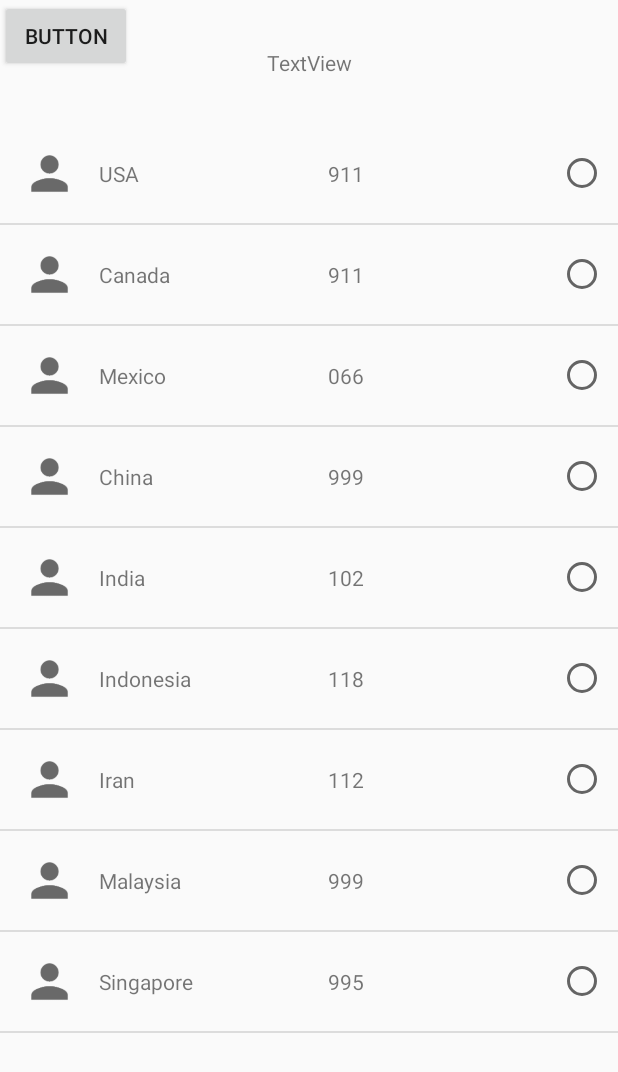
After one commit to bryantanuwidjaja/HereHeroEmergency, an Android app: the ListNumberActivity screen opened directly, with no data from a screen before it, on a phone screen of 412 x 824 dp. The commit adds this screen. Shown: the top 1072 px of the screen. Run offline under Robolectric (Android 15) with nearby library versions, the phone set to English and light mode, and no system bars.

Commit message:
Add List Numbers

```diff
--- a/app/src/main/AndroidManifest.xml
+++ b/app/src/main/AndroidManifest.xml
@@ -21,7 +21,8 @@
         <activity android:name=".RequestActivity" />
         <activity android:name=".InformationActivity" />
         <activity android:name=".AccountActivity" />
-        <activity android:name=".ReportActivity"></activity>
+        <activity android:name=".ReportActivity" />
+        <activity android:name=".ListNumberActivity"></activity>
     </application>
 
 </manifest>
--- a/app/src/main/java/com/example/bryan/hereheroemergency/AccountActivity.java
+++ b/app/src/main/java/com/example/bryan/hereheroemergency/AccountActivity.java
@@ -101,6 +101,7 @@ public class AccountActivity extends AppCompatActivity implements AdapterView.On
                 phoneSP = Integer.parseInt(editText_phone.getText().toString());
 
 
+
                 SharedPreferences prefs = getSharedPreferences("mydata",MODE_PRIVATE);
                 SharedPreferences.Editor editor = prefs.edit();
 
--- /dev/null
+++ b/app/src/main/java/com/example/bryan/hereheroemergency/ListNumber.java
@@ -0,0 +1,42 @@
+package com.example.bryan.hereheroemergency;
+
+public class ListNumber {
+    private String country;
+    private String number;
+    private int drawable;
+
+    public ListNumber(){
+
+    }
+
+    public ListNumber (String country,String number, int drawable)
+    {
+        this.country = country;
+        this.number = number;
+        this.drawable = drawable;
+    }
+
+    public String getCountry() {
+        return country;
+    }
+
+    public void setCountry(String country) {
+        this.country = country;
+    }
+
+    public String getNumber() {
+        return number;
+    }
+
+    public void setNumber(String number) {
+        this.number = number;
+    }
+
+    public int getDrawable() {
+        return drawable;
+    }
+
+    public void setDrawable(int drawable) {
+        this.drawable = drawable;
+    }
+}
--- /dev/null
+++ b/app/src/main/java/com/example/bryan/hereheroemergency/ListNumberActivity.java
@@ -0,0 +1,72 @@
+package com.example.bryan.hereheroemergency;
+
+import android.content.Intent;
+import android.content.SharedPreferences;
+import android.graphics.Color;
+import android.support.v7.app.AppCompatActivity;
+import android.os.Bundle;
+import android.util.Log;
+import android.view.KeyEvent;
+import android.view.View;
+import android.widget.AdapterView;
+import android.widget.ArrayAdapter;
+import android.widget.Button;
+import android.widget.CheckedTextView;
+import android.widget.ListView;
+import android.widget.Toast;
+
+import java.util.ArrayList;
+
+public class ListNumberActivity extends AppCompatActivity {
+    private static final String TAG = "ListNumberActivity";
+
+    ListView listView_ListNumber;
+    private ArrayList<ListNumber> arrayListNumbers = new ArrayList<>();
+    private ListNumberAdapter listNumberAdapter;
+    String numberHolder;
+
+    @Override
+    protected void onCreate(Bundle savedInstanceState) {
+        super.onCreate(savedInstanceState);
+        setContentView(R.layout.activity_listnumber);
+        listView_ListNumber = (ListView) findViewById(R.id.listView_ListNumberActivity_Numbers);
+        listNumberAdapter = new ListNumberAdapter(ListNumberActivity.this,arrayListNumbers);
+        final Button button_Back = findViewById(R.id.button_ListNumberActivity_Back);
+
+
+        ListNumber number1 = new ListNumber ("USA","911",R.drawable.ic_person);
+        arrayListNumbers.add(number1);
+        ListNumber number2 = new ListNumber ("Canada","911",R.drawable.ic_person);
+        arrayListNumbers.add(number2);
+        ListNumber number3 = new ListNumber ("Mexico","066",R.drawable.ic_person);
+        arrayListNumbers.add(number3);
+        ListNumber number4 = new ListNumber ("China","999",R.drawable.ic_person);
+        arrayListNumbers.add(number4);
+        ListNumber number5 = new ListNumber ("India","102",R.drawable.ic_person);
+        arrayListNumbers.add(number5);
+        ListNumber number6 = new ListNumber ("Indonesia","118",R.drawable.ic_person);
+        arrayListNumbers.add(number6);
+        ListNumber number7 = new ListNumber ("Iran","112",R.drawable.ic_person);
+        arrayListNumbers.add(number7);
+        ListNumber number8 = new ListNumber ("Malaysia","999",R.drawable.ic_person);
+        arrayListNumbers.add(number8);
+        ListNumber number9 = new ListNumber ("Singapore","995",R.drawable.ic_person);
+        arrayListNumbers.add(number9);
+
+
+        listNumberAdapter = new ListNumberAdapter(ListNumberActivity.this,arrayListNumbers);
+        listView_ListNumber.setAdapter(listNumberAdapter);
+
+        button_Back.setOnClickListener(new View.OnClickListener() {
+            @Override
+            public void onClick(View v) {
+                Intent intent =new Intent(getApplicationContext(), MainActivity.class);
+                startActivity(intent);
+            }
+        });
+
+
+
+
+    }
+}
--- /dev/null
+++ b/app/src/main/java/com/example/bryan/hereheroemergency/ListNumberAdapter.java
@@ -0,0 +1,110 @@
+package com.example.bryan.hereheroemergency;
+
+import android.app.Activity;
+import android.content.Context;
+import android.content.SharedPreferences;
+import android.preference.PreferenceManager;
+import android.support.annotation.NonNull;
+import android.support.annotation.Nullable;
+import android.util.Log;
+import android.view.LayoutInflater;
+import android.view.View;
+import android.view.ViewGroup;
+import android.widget.ArrayAdapter;
+import android.widget.ImageView;
+import android.widget.RadioButton;
+import android.widget.TextView;
+import android.widget.Toast;
+
+import java.util.List;
+
+public class ListNumberAdapter extends ArrayAdapter{
+    private android.app.Activity context;
+    private List<ListNumber> arrayListNumbers;
+    private int selectedPosition = -1;
+    private static final String TAG = "ListNumberAdapter";
+    public String numberHolder = "118";
+
+    public ListNumberAdapter(Activity context,List<ListNumber> arrayListNumbers){
+        super(context,R.layout.listnumber_layout,arrayListNumbers);
+        this.context=context;
+        this.arrayListNumbers=arrayListNumbers;
+    }
+
+    @NonNull
+    @Override
+    public View getView(int position, @Nullable View convertView, @NonNull ViewGroup parent) {
+        LayoutInflater inflater = context.getLayoutInflater();
+
+
+        View listViewItem = inflater.inflate(R.layout.listnumber_layout,null,true);
+        ImageView imageView_Flags = listViewItem.findViewById(R.id.imageView_ListNumberLayout_Flags);
+        TextView textView_Country = listViewItem.findViewById(R.id.textView_ListNumberLayout_Country);
+        final TextView textView_Number = listViewItem.findViewById(R.id.textView_ListNumberLayout_Number);
+        RadioButton radioButton_SelectNumber = listViewItem.findViewById(R.id.radioButton_ListNumberLayout_SelectNumber);
+
+
+
+
+        radioButton_SelectNumber.setChecked(position == selectedPosition);
+
+        radioButton_SelectNumber.setTag(position);
+        textView_Country.setTag(position);
+        textView_Number.setTag(position);
+        imageView_Flags.setTag(position);
+
+        final ListNumber listNumber=arrayListNumbers.get(position);
+        textView_Country.setText(listNumber.getCountry());
+        textView_Number.setText(listNumber.getNumber());
+        imageView_Flags.setImageResource(listNumber.getDrawable());
+
+        textView_Country.setOnClickListener(new View.OnClickListener() {
+            @Override
+            public void onClick(View v) {
+                numberHolder = listNumber.getNumber();
+                saveToSharedPreferences(numberHolder);
+                Log.d(TAG, "onClick: country   "+ numberHolder);
+                itemCheckChanged(v);
+
+            }
+        });
+
+        textView_Number.setOnClickListener(new View.OnClickListener() {
+            @Override
+            public void onClick(View v) {
+                numberHolder = listNumber.getNumber();
+                saveToSharedPreferences(numberHolder);
+                Log.d(TAG, "onClick: num "+ numberHolder);
+                itemCheckChanged(v);
+
+            }
+        });
+
+        radioButton_SelectNumber.setOnClickListener(new View.OnClickListener() {
+            @Override
+            public void onClick(View v) {
+                numberHolder = listNumber.getNumber();
+                saveToSharedPreferences(numberHolder);
+                Log.d(TAG, "onClick: radio "+ numberHolder);
+                itemCheckChanged(v);
+
+            }
+        });
+
+        return listViewItem;
+    }
+
+    private void itemCheckChanged(View v) {
+        selectedPosition = (Integer) v.getTag();
+        notifyDataSetChanged();
+
+    }
+    private void saveToSharedPreferences(String numberHolder){
+        SharedPreferences prefs = context.getSharedPreferences("mydata", Context.MODE_PRIVATE);
+        SharedPreferences.Editor editor = prefs.edit();
+        editor.putString("Number",numberHolder);
+        Log.d(TAG, "saveToSharedPreferences: In" + numberHolder);
+        editor.apply();
+    }
+
+}
--- a/app/src/main/java/com/example/bryan/hereheroemergency/MainActivity.java
+++ b/app/src/main/java/com/example/bryan/hereheroemergency/MainActivity.java
@@ -50,13 +50,16 @@ public class MainActivity extends AppCompatActivity {
         final String bloodtype;
         bloodtype = SpinnerBloodtype(bloodtypeint);
         final int container = (prefs.getInt("Phone Number",0));
-
+        final String emergencyNumber = prefs.getString("Number","118");
         final Button panicButton = findViewById(R.id.panic_button);
         final Button infoButton = findViewById(R.id.info_button);
         final Button accountButton = findViewById(R.id.account_Button);
         final Button button_Report = findViewById(R.id.button_MainActivity_ReportEmergency);
+        final Button button_ListNumber = findViewById(R.id.button_MainActivity_ListNumbers);
         final CheckBox policeCheckBox = findViewById(R.id.police_checkBox);
         final CheckBox medicCheckBox = findViewById(R.id.medic_checkBox);
+
+        Log.d(TAG, "onCreate: "+emergencyNumber);
 
         policeCheckBox.setOnClickListener(new View.OnClickListener() {
             @Override
@@ -131,6 +134,14 @@ public class MainActivity extends AppCompatActivity {
             @Override
             public void onClick(View v) {
                 Intent intent = new Intent (getApplicationContext(), ReportActivity.class);
+                startActivity(intent);
+            }
+        });
+
+        button_ListNumber.setOnClickListener(new View.OnClickListener() {
+            @Override
+            public void onClick(View v) {
+                Intent intent = new Intent  (getApplicationContext(),ListNumberActivity.class);
                 startActivity(intent);
             }
         });
--- /dev/null
+++ b/app/src/main/res/layout/activity_listnumber.xml
@@ -0,0 +1,48 @@
+<?xml version="1.0" encoding="utf-8"?>
+<android.support.constraint.ConstraintLayout xmlns:android="http://schemas.android.com/apk/res/android"
+    xmlns:app="http://schemas.android.com/apk/res-auto"
+    xmlns:tools="http://schemas.android.com/tools"
+    android:layout_width="match_parent"
+    android:layout_height="match_parent"
+    tools:context=".ListNumberActivity">
+
+    <TextView
+        android:id="@+id/textView_ListNumberActivity_Title"
+        android:layout_width="wrap_content"
+        android:layout_height="wrap_content"
+        android:layout_marginBottom="8dp"
+        android:layout_marginEnd="8dp"
+        android:layout_marginStart="8dp"
+        android:layout_marginTop="8dp"
+        android:text="TextView"
+        app:layout_constraintBottom_toTopOf="@+id/guideline37"
+        app:layout_constraintEnd_toEndOf="parent"
+        app:layout_constraintStart_toStartOf="parent"
+        app:layout_constraintTop_toTopOf="parent" />
+
+    <Button
+        android:id="@+id/button_ListNumberActivity_Back"
+        android:layout_width="wrap_content"
+        android:layout_height="wrap_content"
+        android:text="Button"
+        tools:layout_editor_absoluteX="16dp"
+        tools:layout_editor_absoluteY="8dp" />
+
+    <ListView
+        android:id="@+id/listView_ListNumberActivity_Numbers"
+        android:layout_width="0dp"
+        android:layout_height="0dp"
+        app:layout_constraintBottom_toBottomOf="parent"
+        app:layout_constraintEnd_toEndOf="parent"
+        app:layout_constraintStart_toStartOf="parent"
+        app:layout_constraintTop_toTopOf="@+id/guideline37" />
+
+    <android.support.constraint.Guideline
+        android:id="@+id/guideline37"
+        android:layout_width="wrap_content"
+        android:layout_height="wrap_content"
+        android:orientation="horizontal"
+        app:layout_constraintGuide_begin="0dp"
+        app:layout_constraintGuide_percent="0.1" />
+
+</android.support.constraint.ConstraintLayout>
--- a/app/src/main/res/layout/activity_main.xml
+++ b/app/src/main/res/layout/activity_main.xml
@@ -151,7 +151,7 @@
         app:layout_constraintTop_toTopOf="@+id/guideline" />
 
     <Button
-        android:id="@+id/button9"
+        android:id="@+id/button_MainActivity_ListNumbers"
         android:layout_width="0dp"
         android:layout_height="0dp"
         android:layout_marginBottom="16dp"
--- /dev/null
+++ b/app/src/main/res/layout/listnumber_layout.xml
@@ -0,0 +1,68 @@
+<?xml version="1.0" encoding="utf-8"?>
+<FrameLayout
+    xmlns:android="http://schemas.android.com/apk/res/android"
+    xmlns:app="http://schemas.android.com/apk/res-auto"
+    xmlns:tools="http://schemas.android.com/tools"
+    android:layout_width="match_parent"
+    android:layout_height="match_parent">
+
+    <LinearLayout
+        android:layout_width="match_parent"
+        android:layout_height="match_parent"
+        android:gravity="center_vertical"
+        android:orientation="horizontal">
+
+        <ImageView
+            android:id="@+id/imageView_ListNumberLayout_Flags"
+            android:layout_width="50dp"
+            android:layout_height="50dp"
+            android:layout_marginBottom="8dp"
+            android:layout_marginStart="8dp"
+            android:layout_marginTop="8dp"
+            app:layout_constraintBottom_toBottomOf="parent"
+            app:layout_constraintStart_toStartOf="parent"
+            app:layout_constraintTop_toTopOf="parent"
+            app:srcCompat="@mipmap/ic_launcher" />
+
+        <TextView
+            android:id="@+id/textView_ListNumberLayout_Country"
+            android:layout_width="100dp"
+            android:layout_height="50dp"
+            android:layout_marginBottom="8dp"
+            android:layout_marginStart="8dp"
+            android:layout_marginTop="8dp"
+            android:layout_weight="1"
+            android:gravity="center_vertical"
+            android:text="TextView"
+            app:layout_constraintBottom_toBottomOf="parent"
+            app:layout_constraintStart_toEndOf="@+id/imageView_ListNumberLayout_Flags"
+            app:layout_constraintTop_toTopOf="parent"
+            app:layout_constraintVertical_bias="0.516" />
+
+        <TextView
+            android:id="@+id/textView_ListNumberLayout_Number"
+            android:layout_width="100dp"
+            android:layout_height="50dp"
+            android:layout_marginBottom="8dp"
+            android:layout_marginTop="8dp"
+            android:layout_weight="1"
+            android:gravity="center_vertical"
+
+            android:text="TextView"
+            app:layout_constraintBottom_toBottomOf="parent"
+            app:layout_constraintStart_toEndOf="@+id/textView_ListNumberLayout_Country"
+            app:layout_constraintTop_toTopOf="parent"
+            app:layout_constraintVertical_bias="0.516" />
+
+        <RadioButton
+            android:id="@+id/radioButton_ListNumberLayout_SelectNumber"
+            android:layout_width="wrap_content"
+            android:layout_height="wrap_content"
+            android:layout_marginBottom="8dp"
+            android:layout_marginEnd="8dp"
+            android:layout_marginTop="8dp"
+            app:layout_constraintBottom_toBottomOf="parent"
+            app:layout_constraintEnd_toEndOf="parent"
+            app:layout_constraintTop_toTopOf="parent" />
+    </LinearLayout>
+</FrameLayout>
```
